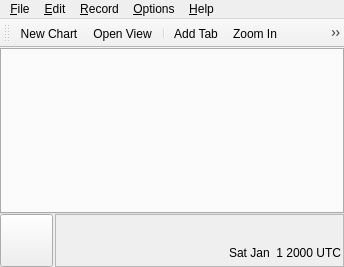
Qt form src/chart/kmchart.ui (performancecopilot/pcp) before a commit.
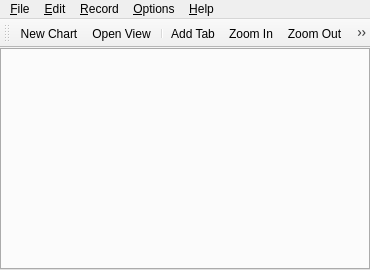
The same form after that commit. Icons and pictures are not drawn. Custom widgets are drawn as their Qt base class.

Commit message: Rework the way the unified time axis is constructed.  We're now using a subclass of QStatusBar, and the time axis and button are children of this class.

```diff
--- a/src/chart/kmchart.ui
+++ b/src/chart/kmchart.ui
@@ -5,8 +5,8 @@
    <rect>
     <x>0</x>
     <y>0</y>
-    <width>344</width>
-    <height>267</height>
+    <width>370</width>
+    <height>270</height>
    </rect>
   </property>
   <property name="minimumSize" >
@@ -64,188 +64,6 @@
         <property name="spacing" >
          <number>2</number>
         </property>
-        <item>
-         <widget class="TimeButton" name="timeButton" >
-          <property name="sizePolicy" >
-           <sizepolicy>
-            <hsizetype>0</hsizetype>
-            <vsizetype>0</vsizetype>
-            <horstretch>0</horstretch>
-            <verstretch>0</verstretch>
-           </sizepolicy>
-          </property>
-          <property name="minimumSize" >
-           <size>
-            <width>53</width>
-            <height>53</height>
-           </size>
-          </property>
-          <property name="maximumSize" >
-           <size>
-            <width>53</width>
-            <height>53</height>
-           </size>
-          </property>
-          <property name="focusPolicy" >
-           <enum>Qt::NoFocus</enum>
-          </property>
-          <property name="whatsThis" >
-           <string>VCR state button, also used to display the time control window.</string>
-          </property>
-          <property name="text" >
-           <string/>
-          </property>
-         </widget>
-        </item>
-        <item>
-         <widget class="QFrame" name="frame21" >
-          <property name="sizePolicy" >
-           <sizepolicy>
-            <hsizetype>7</hsizetype>
-            <vsizetype>0</vsizetype>
-            <horstretch>0</horstretch>
-            <verstretch>0</verstretch>
-           </sizepolicy>
-          </property>
-          <property name="minimumSize" >
-           <size>
-            <width>120</width>
-            <height>53</height>
-           </size>
-          </property>
-          <property name="maximumSize" >
-           <size>
-            <width>32767</width>
-            <height>53</height>
-           </size>
-          </property>
-          <property name="whatsThis" >
-           <string>Unified time axis, displaying the current time position at the rightmost point, and the timeframe covering all Visible Points to the left</string>
-          </property>
-          <property name="frameShape" >
-           <enum>QFrame::StyledPanel</enum>
-          </property>
-          <property name="frameShadow" >
-           <enum>QFrame::Raised</enum>
-          </property>
-          <property name="lineWidth" >
-           <number>2</number>
-          </property>
-          <layout class="QVBoxLayout" >
-           <property name="margin" >
-            <number>2</number>
-           </property>
-           <property name="spacing" >
-            <number>0</number>
-           </property>
-           <item>
-            <layout class="QVBoxLayout" >
-             <property name="margin" >
-              <number>0</number>
-             </property>
-             <property name="spacing" >
-              <number>0</number>
-             </property>
-             <item>
-              <widget class="TimeAxis" name="timeAxisPlot" >
-               <property name="sizePolicy" >
-                <sizepolicy>
-                 <hsizetype>7</hsizetype>
-                 <vsizetype>0</vsizetype>
-                 <horstretch>0</horstretch>
-                 <verstretch>0</verstretch>
-                </sizepolicy>
-               </property>
-               <property name="minimumSize" >
-                <size>
-                 <width>90</width>
-                 <height>25</height>
-                </size>
-               </property>
-               <property name="maximumSize" >
-                <size>
-                 <width>32767</width>
-                 <height>25</height>
-                </size>
-               </property>
-               <property name="lineWidth" >
-                <number>1</number>
-               </property>
-               <property name="midLineWidth" >
-                <number>0</number>
-               </property>
-              </widget>
-             </item>
-             <item>
-              <layout class="QHBoxLayout" >
-               <property name="margin" >
-                <number>0</number>
-               </property>
-               <property name="spacing" >
-                <number>0</number>
-               </property>
-               <item>
-                <widget class="QLabel" name="chartValueLabel" >
-                 <property name="sizePolicy" >
-                  <sizepolicy>
-                   <hsizetype>0</hsizetype>
-                   <vsizetype>0</vsizetype>
-                   <horstretch>0</horstretch>
-                   <verstretch>0</verstretch>
-                  </sizepolicy>
-                 </property>
-                 <property name="text" >
-                  <string/>
-                 </property>
-                </widget>
-               </item>
-               <item>
-                <spacer>
-                 <property name="orientation" >
-                  <enum>Qt::Horizontal</enum>
-                 </property>
-                 <property name="sizeHint" >
-                  <size>
-                   <width>20</width>
-                   <height>20</height>
-                  </size>
-                 </property>
-                </spacer>
-               </item>
-               <item>
-                <widget class="QLabel" name="dateLabel" >
-                 <property name="sizePolicy" >
-                  <sizepolicy>
-                   <hsizetype>7</hsizetype>
-                   <vsizetype>0</vsizetype>
-                   <horstretch>0</horstretch>
-                   <verstretch>0</verstretch>
-                  </sizepolicy>
-                 </property>
-                 <property name="minimumSize" >
-                  <size>
-                   <width>90</width>
-                   <height>20</height>
-                  </size>
-                 </property>
-                 <property name="text" >
-                  <string>Sat Jan  1 2000 UTC</string>
-                 </property>
-                 <property name="alignment" >
-                  <set>Qt::AlignRight|Qt::AlignTrailing|Qt::AlignVCenter</set>
-                 </property>
-                 <property name="wordWrap" >
-                  <bool>false</bool>
-                 </property>
-                </widget>
-               </item>
-              </layout>
-             </item>
-            </layout>
-           </item>
-          </layout>
-         </widget>
-        </item>
        </layout>
       </item>
      </layout>
@@ -257,7 +75,7 @@
     <rect>
      <x>0</x>
      <y>0</y>
-     <width>344</width>
+     <width>370</width>
      <height>25</height>
     </rect>
    </property>
@@ -656,27 +474,11 @@
  </widget>
  <layoutdefault spacing="0" margin="0" />
  <customwidgets>
-  <customwidget>
-   <class>TimeButton</class>
-   <extends>QToolButton</extends>
-   <header>timebutton.h</header>
-  </customwidget>
-  <customwidget>
-   <class>QwtPlot</class>
-   <extends>QFrame</extends>
-   <header>qwt_plot.h</header>
-  </customwidget>
   <customwidget>
    <class>TabWidget</class>
    <extends>QTabWidget</extends>
    <header>tabwidget.h</header>
   </customwidget>
-  <customwidget>
-   <class>TimeAxis</class>
-   <extends>QwtPlot</extends>
-   <header>timeaxis.h</header>
-   <container>1</container>
-  </customwidget>
  </customwidgets>
  <includes>
   <include location="local" >kmtime.h</include>
```
Left out of the diff: 16 changed lines with no effect on the pictures. The commit also changes 10 other files.
